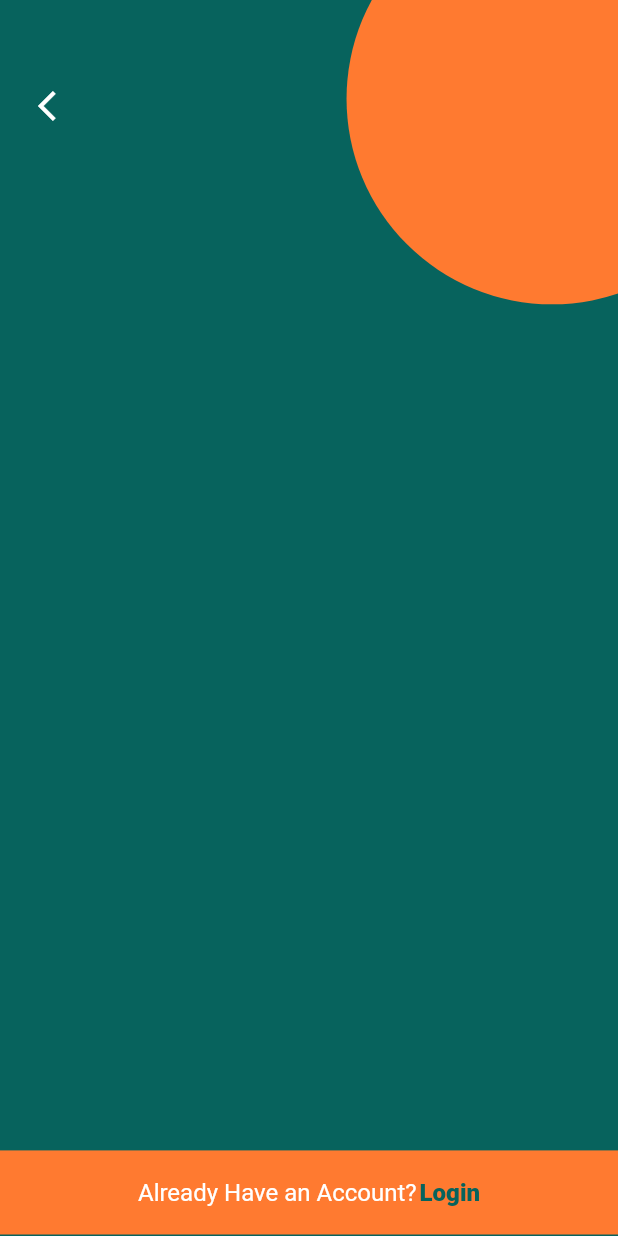
After one commit to rajesh2701/fluttertraining, a Flutter app: the screen it shows after launch, after a tap on "LOGIN SCREEN", on a phone screen of 412 x 824 dp. The commit adds this screen. Run offline on Flutter 3.47's test engine with Material 2 defaults, Android fonts, the phone set to English and light mode, and no system bars; our stand-ins replace flutter_screenutil, get.

Commit message:
Auth screen work

```diff
--- /dev/null
+++ b/lib/authscreens/register.dart
@@ -0,0 +1,91 @@
+import 'package:flutter/material.dart';
+import 'package:flutter_screenutil/flutter_screenutil.dart';
+import 'package:get/get.dart';
+
+class RegisterScreen extends StatelessWidget {
+  const RegisterScreen({super.key});
+
+  @override
+  Widget build(BuildContext context) {
+    return Scaffold(
+      backgroundColor: const Color.fromRGBO(7, 99, 93, 1),
+      body: Stack(
+        children: [
+          Container(
+            color: const Color.fromRGBO(7, 99, 93, 1),
+          ),
+          Positioned(
+            top: -80.h,
+            left: 240.w,
+            child: Material(
+              color: const Color.fromRGBO(255, 122, 48, 1),
+              shape: const CircleBorder(),
+              child: Padding(padding: EdgeInsets.all(154.r)),
+            ),
+          ),
+          Positioned(
+            top: 57.h,
+            left: 18.w,
+            child: Padding(
+              padding: const EdgeInsets.all(8.0),
+              child: InkWell(
+                child: const Icon(
+                  Icons.arrow_back_ios,
+                  color: Colors.white,
+                ),
+                onTap: () {
+                  print('GO Back clicked');
+                  Get.back();
+                },
+              ),
+            ),
+          ),
+          BottomQuestion(),
+        ],
+      ),
+    );
+  }
+}
+
+class BottomQuestion extends StatelessWidget {
+  const BottomQuestion({
+    Key? key,
+  }) : super(key: key);
+
+  @override
+  Widget build(BuildContext context) {
+    return Positioned(
+      bottom: 1,
+      child: Container(
+        height: 63.h,
+        width: ScreenUtil().screenWidth,
+        color: const Color.fromRGBO(255, 122, 48, 1),
+        child: Row(
+          mainAxisAlignment: MainAxisAlignment.center,
+          crossAxisAlignment: CrossAxisAlignment.center,
+          children: [
+            Text(
+              "Already Have an Account?",
+              textAlign: TextAlign.center,
+              style: TextStyle(
+                  fontSize: 18.sp,
+                  fontWeight: FontWeight.w400,
+                  color: Colors.white),
+            ),
+            SizedBox(
+              width: 2.w,
+            ),
+            Text(
+              "Login",
+              textAlign: TextAlign.center,
+              style: TextStyle(
+                  fontSize: 18.sp,
+                  fontWeight: FontWeight.w800,
+                  color: const Color.fromRGBO(7, 99, 93, 1)),
+            )
+          ],
+        ),
+      ),
+    );
+  }
+}
--- a/lib/home.dart
+++ b/lib/home.dart
@@ -1,6 +1,7 @@
 import 'package:flutter/material.dart';
 import 'package:flutter_screenutil/flutter_screenutil.dart';
 import 'package:get/get.dart';
+import 'package:training/authscreens/register.dart';
 import 'package:training/circle_corner_graphic/ccg_home.dart';
 import 'package:training/widgets/primary_button.dart';
 
@@ -26,6 +27,14 @@ class HomeScreen extends StatelessWidget {
                   onClciked: () {
                     Get.to(() => const CCGHome());
                   }),
+              SizedBox(
+                height: 5.h,
+              ),
+              PrimaryButton(
+                  labelText: 'Login Screen',
+                  onClciked: () {
+                    Get.to(() => const RegisterScreen());
+                  }),
             ],
           ),
         ),
```
